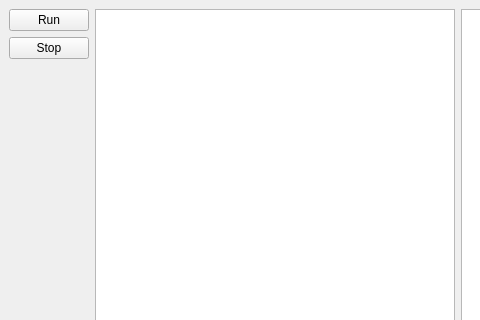
First picture: the form in mainwindow.ui, repository zmingyang/secretRoom, before the edit; both pictures show x 0 to 480 and y 0 to 320 of the 916 by 559 pixel window.
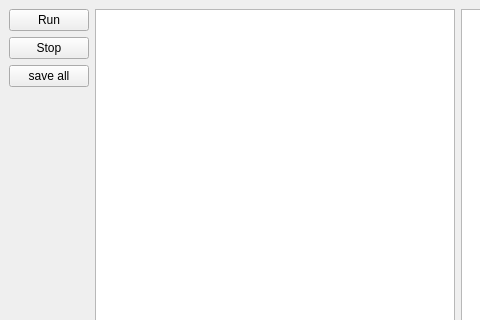
Second picture: the form after the edit.

Patch:
```diff
--- a/mainwindow.ui
+++ b/mainwindow.ui
@@ -35,6 +35,13 @@
             </property>
            </widget>
           </item>
+          <item>
+           <widget class="QPushButton" name="saveButton">
+            <property name="text">
+             <string>save all</string>
+            </property>
+           </widget>
+          </item>
           <item>
            <spacer name="verticalSpacer">
             <property name="orientation">
```
Left out of the diff: 4 changed lines with no effect on the pictures.
